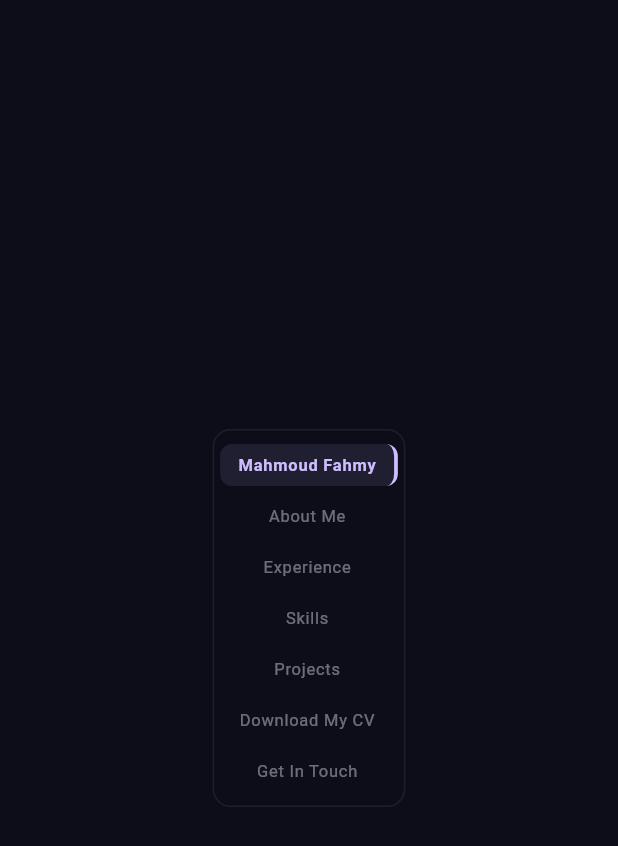
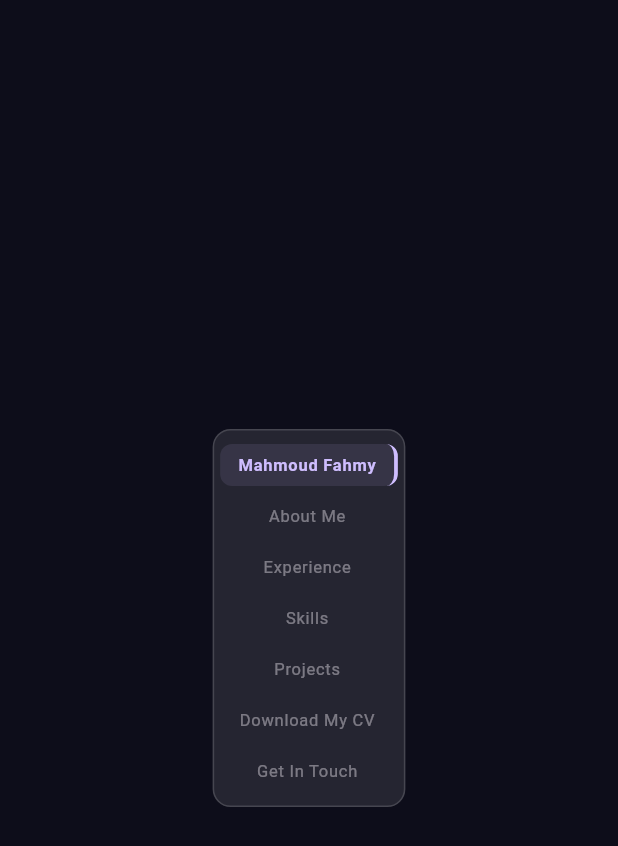
Before and after one commit to Mahmoudfahmy616572/My_protfolio, a Flutter app: the _DesktopSidebar widget shown alone on an empty page, opened directly with empty values, on a phone screen of 412 x 824 dp. Shown: the top 846 px of the screen. Run offline on Flutter 3.47's test engine with Material 3 defaults, Android fonts, the phone set to English and light mode, and no system bars; our stand-ins replace font_awesome_flutter; missing offline and left inert: dart:html, dart:ui_web; network calls fail; Roboto replaces fonts that are missing (SpaceGrotesk).

Commit message:
Sidebar: adapt appearance based on dark/light theme

```diff
--- a/lib/screens/home_page.dart
+++ b/lib/screens/home_page.dart
@@ -719,14 +719,19 @@ class _DesktopSidebar extends StatelessWidget {
       (7, t.tr('contact')),
     ];
 
+    final isDark = theme.brightness == Brightness.dark;
     return Center(
       child: Container(
         padding: const EdgeInsets.symmetric(horizontal: 4, vertical: 6),
         decoration: BoxDecoration(
-          color: theme.colorScheme.surface.withValues(alpha: 0.8),
+          color: isDark
+              ? Colors.white.withValues(alpha: 0.1)
+              : Colors.black.withValues(alpha: 0.06),
           borderRadius: BorderRadius.circular(12),
           border: Border.all(
-            color: theme.colorScheme.outlineVariant.withValues(alpha: 0.3),
+            color: isDark
+                ? Colors.white.withValues(alpha: 0.15)
+                : Colors.black.withValues(alpha: 0.1),
             width: 1,
           ),
         ),
```
